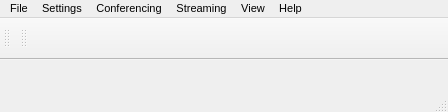
This is Homer/forms/MainWindow.ui in Homer-Conferencing/Homer-Conferencing as Qt 5 draws it before an edit. The edited form follows.
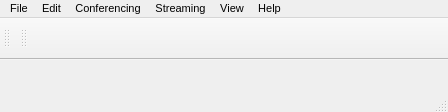
This is the edited form. Icons and pictures are not drawn.

What changed in the file:
```diff
--- a/Homer/forms/MainWindow.ui
+++ b/Homer/forms/MainWindow.ui
@@ -47,13 +47,6 @@
      <height>25</height>
     </rect>
    </property>
-   <widget class="QMenu" name="mMenuSettings">
-    <property name="title">
-     <string>Settings</string>
-    </property>
-    <addaction name="mActionIdentity"/>
-    <addaction name="mActionConfiguration"/>
-   </widget>
    <widget class="QMenu" name="mMenuHomer">
     <property name="title">
      <string>Help</string>
@@ -163,6 +156,13 @@
     </widget>
     <addaction name="mMenuOnlineStatus"/>
    </widget>
+   <widget class="QMenu" name="mMenuSettings">
+    <property name="title">
+     <string>Edit</string>
+    </property>
+    <addaction name="mActionIdentity"/>
+    <addaction name="mActionConfiguration"/>
+   </widget>
    <addaction name="mMenuFile"/>
    <addaction name="mMenuSettings"/>
    <addaction name="mMenuConferencing"/>
```
Left out of the diff: 10 changed lines with no effect on the pictures.
